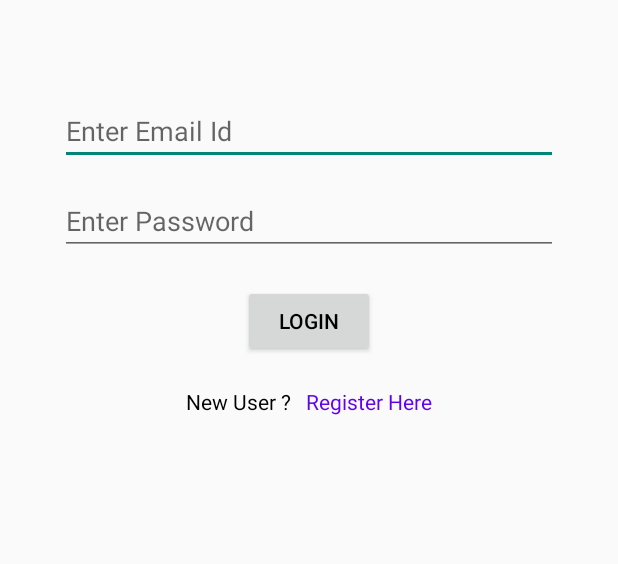
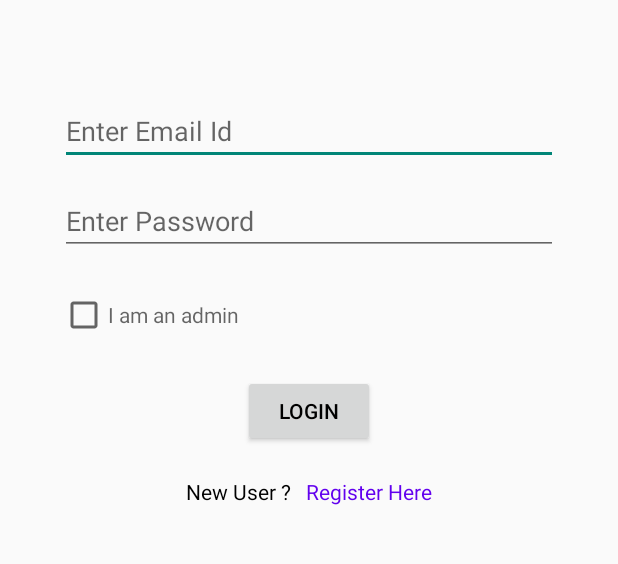
Before and after one commit to sunkuprashanth/CivicProblemApp, an Android app: the screen it shows after launch (MainActivity), after a tap on "LOGIN", on a phone screen of 412 x 824 dp, the part 382-946 px from its top. Run offline under Robolectric (Android 15) with nearby library versions, the phone set to English and light mode, and no system bars; our stand-ins replace CircleImageView.

Commit message:
Fourth Commit

```diff
--- a/app/src/main/java/com/example/civicproblemsapp/MainActivity.java
+++ b/app/src/main/java/com/example/civicproblemsapp/MainActivity.java
@@ -79,7 +79,9 @@ public class MainActivity extends AppCompatActivity {
 
                 valid_cred = false;
 
-                UserDetails ud = new UserDetails("", email_id_str, "", pass_str);
+                boolean is_admin = findViewById(R.id.admin).isSelected();
+
+                UserDetails ud = new UserDetails("", email_id_str, "", pass_str, is_admin);
 
                 //Call<UserDetails> login_user = GlobalData.userApi.getUserAuth(ud);
                 Call<UserDetails> login_user = GlobalData.userApi.getUserAuth(email_id_str, pass_str);
--- a/app/src/main/java/com/example/civicproblemsapp/MyPostActivity.java
+++ b/app/src/main/java/com/example/civicproblemsapp/MyPostActivity.java
@@ -10,6 +10,7 @@ import android.view.View;
 import android.widget.Button;
 import android.widget.ImageView;
 import android.widget.LinearLayout;
+import android.widget.Spinner;
 import android.widget.TextView;
 import android.widget.Toast;
 
@@ -75,6 +76,7 @@ public class MyPostActivity extends AppCompatActivity {
             ImageView img = main_ly.findViewById(R.id.post_pic);
             final LinearLayout up_vote = main_ly.findViewById(R.id.up_vote);
             TextView status = main_ly.findViewById(R.id.status);
+            Spinner spinner = main_ly.findViewById(R.id.spinner);
             Button msg_board = main_ly.findViewById(R.id.chat_board);
             LinearLayout vote_ly = up_vote.findViewById(R.id.vote_ly);
             TextView vote_count = vote_ly.findViewById(R.id.post_count);
@@ -86,6 +88,10 @@ public class MyPostActivity extends AppCompatActivity {
             date_time.setText(GlobalData.my_posts.get(i).getDate());
             vote_count.setText(""+GlobalData.my_posts.get(i).getUpVoteCount());
             status.setText(GlobalData.my_posts.get(i).getStatus());
+
+
+            spinner.setVisibility(View.GONE);
+            status.setVisibility(View.VISIBLE);
 
             up_vote.setOnClickListener(new View.OnClickListener() {
                 @Override
--- a/app/src/main/java/com/example/civicproblemsapp/RegisterActivity.java
+++ b/app/src/main/java/com/example/civicproblemsapp/RegisterActivity.java
@@ -47,10 +47,11 @@ public class RegisterActivity extends AppCompatActivity {
                 email_id_str = email_id.getText().toString();
                 pass_str = pass.getText().toString();
                 c_pass_str = c_pass.getText().toString();
+                boolean is_admin = false;
 
                 if (c_pass_str.equals(pass_str)) {
 
-                    UserDetails ud = new UserDetails(name_str, email_id_str, mobile_str, pass_str);
+                    UserDetails ud = new UserDetails(name_str, email_id_str, mobile_str, pass_str, is_admin);
                     Call<UserDetails> new_user = GlobalData.userApi.insertUser(ud);
                     new_user.enqueue(new Callback<UserDetails>() {
                         @Override
--- a/app/src/main/java/com/example/civicproblemsapp/UserDetails.java
+++ b/app/src/main/java/com/example/civicproblemsapp/UserDetails.java
@@ -6,17 +6,18 @@ public class UserDetails {
     public String emailId;
     public String mobile;
     public String password;
-
+    public boolean admin;
 
     public UserDetails() {
 
     }
 
-    public UserDetails(String name, String emailId, String mobile, String password) {
+    public UserDetails(String name, String emailId, String mobile, String password, boolean admin) {
         this.name = name;
         this.emailId = emailId;
         this.mobile = mobile;
         this.password = password;
+        this.admin = admin;
     }
 
     public String getName() {
@@ -50,4 +51,14 @@ public class UserDetails {
     public void setPassword(String password) {
         this.password = password;
     }
+
+
+    public boolean isAdmin() {
+        return admin;
+    }
+
+    public void setAdmin(boolean admin) {
+        this.admin = admin;
+    }
+
 }
--- a/app/src/main/res/layout/activity_main.xml
+++ b/app/src/main/res/layout/activity_main.xml
@@ -59,6 +59,22 @@
                     android:layout_height="40dp"
                     android:hint="Enter Password"/>
             </LinearLayout>
+
+            <LinearLayout
+                android:layout_width="match_parent"
+                android:layout_height="wrap_content"
+                android:orientation="vertical"
+                android:gravity="center_vertical"
+                android:layout_marginTop="20dp">
+                <CheckBox
+                    android:id="@+id/admin"
+                    android:layout_width="match_parent"
+                    android:inputType="textPassword"
+                    android:textColor="@color/black"
+                    android:layout_height="40dp"
+                    android:hint="I am an admin"/>
+            </LinearLayout>
+
             <Button
                 android:id="@+id/login"
                 android:layout_width="wrap_content"
--- a/app/src/main/res/layout/post.xml
+++ b/app/src/main/res/layout/post.xml
@@ -123,13 +123,13 @@
         <Button
             android:id="@+id/chat_board"
             android:layout_gravity="center"
-            android:layout_marginLeft="15dp"
-            android:layout_width="wrap_content"
+            android:layout_width="60dp"
             android:layout_height="wrap_content"
             android:text="Chat Board"
             android:paddingTop="5dp"
             android:paddingBottom="5dp"
             android:textColor="@color/black"
+            android:textAllCaps="false"
             android:textSize="12sp"/>
     </LinearLayout>
     </LinearLayout>
```
Also changed, not shown: app/src/main/java/com/example/civicproblemsapp/CivicPostsActivity.java (+63 -6 lines), app/src/main/java/com/example/civicproblemsapp/User.java (deleted, +0 -22 lines).
